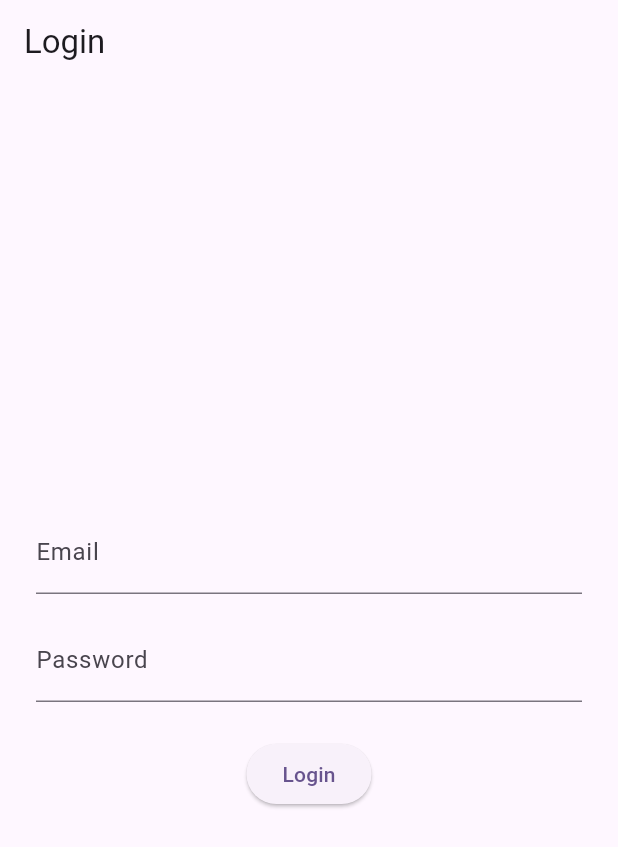
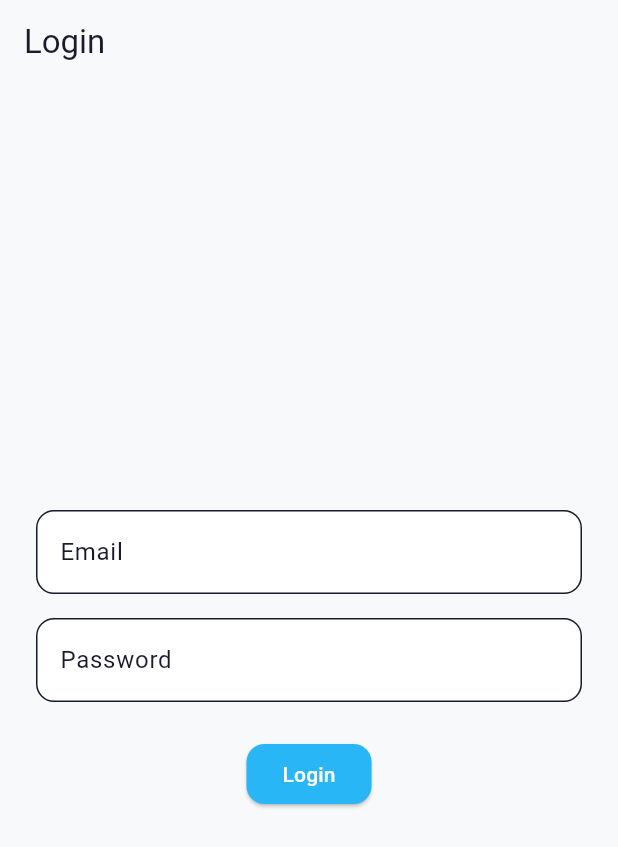
Before and after one commit to nafismahmud181/bupko_v3, a Flutter app: the screen it shows after launch, on a phone screen of 412 x 824 dp. Shown: the top 847 px of the screen. Run offline on Flutter 3.47's test engine with Material 3 defaults, Android fonts, the phone set to English and light mode, and no system bars; our stand-ins replace connectivity_plus, dio, firebase_auth, firebase_core, shared_preferences, sqflite; missing offline and left inert: epub_view; accounts and stored records are empty.

Commit message:
Add AppTheme class for consistent theming across the application
- Introduced a new AppTheme class that defines light and dark themes using ThemeData for better visual consistency.
- Updated main.dart to utilize the new AppTheme for both light and dark modes, replacing the previous hardcoded theme definitions.
- Included additional theme customizations such as AppBar, Card, ElevatedButton, and InputDecoration styles to enhance the overall UI experience.

```diff
--- /dev/null
+++ b/lib/app_theme.dart
@@ -0,0 +1,186 @@
+import 'package:flutter/material.dart';
+
+class AppTheme {
+  // Light Theme
+  static ThemeData get lightTheme {
+    return ThemeData(
+      colorScheme: const ColorScheme.light(
+        // Primary colors
+        primary: Color(0xFF29B6F6),
+        onPrimary: Colors.white,
+        primaryContainer: Color(0xFF4FC3F7),
+        onPrimaryContainer: Colors.white,
+
+        // Secondary colors
+        secondary: Color(0xFF667EEA),
+        onSecondary: Colors.white,
+        secondaryContainer: Color(0xFF764BA2),
+        onSecondaryContainer: Colors.white,
+
+        // Surface colors
+        surface: Color(0xFFF8F9FA),
+        onSurface: Color(0xFF1A1A2E),
+        surfaceVariant: Color(0xFFE3F2FD),
+        onSurfaceVariant: Color(0xFF1A1A2E),
+
+        // Background colors
+        background: Color(0xFFF8F9FA),
+        onBackground: Color(0xFF1A1A2E),
+
+        // Error colors
+        error: Color(0xFFD32F2F),
+        onError: Colors.white,
+
+        // Other colors
+        outline: Color(0xFFBBDEFB),
+        shadow: Color(0xFF000000),
+        inverseSurface: Color(0xFF1A1A2E),
+        onInverseSurface: Colors.white,
+        inversePrimary: Color(0xFF4FC3F7),
+      ),
+      useMaterial3: true,
+      brightness: Brightness.light,
+
+      // Additional theme customizations
+      appBarTheme: const AppBarTheme(
+        backgroundColor: Color(0xFFF8F9FA),
+        foregroundColor: Color(0xFF1A1A2E),
+        elevation: 0,
+      ),
+
+      cardTheme: CardThemeData(
+        color: Colors.white,
+        elevation: 2,
+        shape: RoundedRectangleBorder(
+          borderRadius: BorderRadius.circular(16),
+        ),
+      ),
+
+      elevatedButtonTheme: ElevatedButtonThemeData(
+        style: ElevatedButton.styleFrom(
+          backgroundColor: const Color(0xFF29B6F6),
+          foregroundColor: Colors.white,
+          shape: RoundedRectangleBorder(
+            borderRadius: BorderRadius.circular(12),
+          ),
+        ),
+      ),
+
+      // Additional customizations
+      inputDecorationTheme: InputDecorationTheme(
+        border: OutlineInputBorder(
+          borderRadius: BorderRadius.circular(12),
+        ),
+        filled: true,
+        fillColor: Colors.white,
+      ),
+
+      textTheme: const TextTheme(
+        headlineLarge: TextStyle(
+          fontWeight: FontWeight.bold,
+          color: Color(0xFF1A1A2E),
+        ),
+        bodyLarge: TextStyle(
+          color: Color(0xFF1A1A2E),
+        ),
+      ),
+    );
+  }
+
+  // Dark Theme
+  static ThemeData get darkTheme {
+    return ThemeData(
+      colorScheme: const ColorScheme.dark(
+        // Primary colors
+        primary: Color(0xFF667EEA),
+        onPrimary: Colors.white,
+        primaryContainer: Color(0xFF764BA2),
+        onPrimaryContainer: Colors.white,
+
+        // Secondary colors
+        secondary: Color(0xFF4FC3F7),
+        onSecondary: Colors.white,
+        secondaryContainer: Color(0xFF29B6F6),
+        onSecondaryContainer: Colors.white,
+
+        // Surface colors
+        surface: Color(0xFF1A1A2E),
+        onSurface: Colors.white,
+        surfaceVariant: Color(0xFF16213E),
+        onSurfaceVariant: Colors.white,
+
+        // Background colors
+        background: Color(0xFF1A1A2E),
+        onBackground: Colors.white,
+
+        // Error colors
+        error: Color(0xFFEF5350),
+        onError: Colors.white,
+
+        // Other colors
+        outline: Color(0xFF0F3460),
+        shadow: Color(0xFF000000),
+        inverseSurface: Color(0xFFF8F9FA),
+        onInverseSurface: Color(0xFF1A1A2E),
+        inversePrimary: Color(0xFF667EEA),
+      ),
+      useMaterial3: true,
+      brightness: Brightness.dark,
+
+      // Additional theme customizations
+      appBarTheme: const AppBarTheme(
+        backgroundColor: Color(0xFF1A1A2E),
+        foregroundColor: Colors.white,
+        elevation: 0,
+      ),
+
+      cardTheme: CardThemeData(
+        color: const Color(0xFF16213E),
+        elevation: 2,
+        shape: RoundedRectangleBorder(
+          borderRadius: BorderRadius.circular(16),
+        ),
+      ),
+
+      elevatedButtonTheme: ElevatedButtonThemeData(
+        style: ElevatedButton.styleFrom(
+          backgroundColor: const Color(0xFF667EEA),
+          foregroundColor: Colors.white,
+          shape: RoundedRectangleBorder(
+            borderRadius: BorderRadius.circular(12),
+          ),
+        ),
+      ),
+
+      // Additional customizations
+      inputDecorationTheme: InputDecorationTheme(
+        border: OutlineInputBorder(
+          borderRadius: BorderRadius.circular(12),
+        ),
+        filled: true,
+        fillColor: const Color(0xFF16213E),
+      ),
+
+      textTheme: const TextTheme(
+        headlineLarge: TextStyle(
+          fontWeight: FontWeight.bold,
+          color: Colors.white,
+        ),
+        bodyLarge: TextStyle(
+          color: Colors.white,
+        ),
+      ),
+    );
+  }
+
+  // Theme Colors as constants for easy access
+  static const Color lightPrimary = Color(0xFF29B6F6);
+  static const Color lightSecondary = Color(0xFF667EEA);
+  static const Color lightBackground = Color(0xFFF8F9FA);
+  static const Color lightSurface = Color(0xFFE3F2FD);
+
+  static const Color darkPrimary = Color(0xFF667EEA);
+  static const Color darkSecondary = Color(0xFF4FC3F7);
+  static const Color darkBackground = Color(0xFF1A1A2E);
+  static const Color darkSurface = Color(0xFF16213E);
+}
--- a/lib/main.dart
+++ b/lib/main.dart
@@ -6,6 +6,7 @@ import 'package:provider/provider.dart';
 import 'bottom_nav.dart';
 import 'bottom_nav_provider.dart';
 import 'splash_screen.dart';
+import 'app_theme.dart';
 
 final ValueNotifier<ThemeMode> themeModeNotifier = ValueNotifier(ThemeMode.system);
 
@@ -33,16 +34,8 @@ class MyApp extends StatelessWidget {
         return MaterialApp(
           debugShowCheckedModeBanner: false,
           title: 'Ebook Library',
-          theme: ThemeData(
-            colorScheme: ColorScheme.fromSeed(seedColor: Colors.deepPurple),
-            useMaterial3: true,
-            brightness: Brightness.light,
-          ),
-          darkTheme: ThemeData(
-            colorScheme: ColorScheme.fromSeed(seedColor: Colors.deepPurple, brightness: Brightness.dark),
-            useMaterial3: true,
-            brightness: Brightness.dark,
-          ),
+          theme: AppTheme.lightTheme,        // Use your custom light theme
+          darkTheme: AppTheme.darkTheme,     // Use your custom dark theme
           themeMode: mode,
           initialRoute: '/',
           routes: {
```
